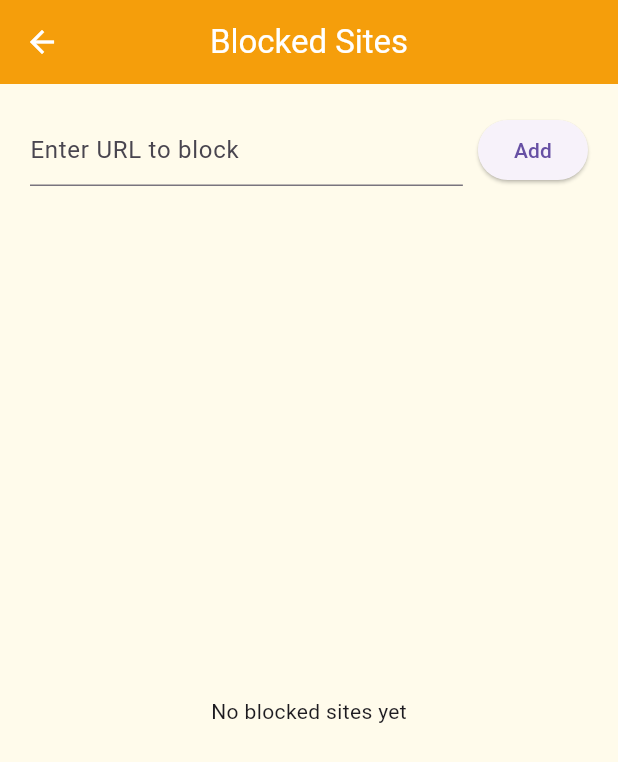
After one commit to Mariem-9/TrackKids, a Flutter app: the BlockedSitesPage screen opened by its route, on a phone screen of 412 x 824 dp. The commit adds this screen. Shown: the top 762 px of the screen. Run offline on Flutter 3.47's test engine with Material 3 defaults, Android fonts, the phone set to English and light mode, and no system bars; our stand-ins replace cloud_firestore, firebase_auth, firebase_core, geolocator, google_maps_flutter, permission_handler and 1 more; missing offline and left inert: device_apps, flutter_background_service, flutter_background_service_android, flutter_ringtone_player; accounts and stored records are empty.

Commit message:
blocage des url webview

```diff
--- /dev/null
+++ b/trackkids/lib/features/parent/blocked_site/blocked_sites_page.dart
@@ -0,0 +1,104 @@
+import 'package:flutter/material.dart';
+import 'package:cloud_firestore/cloud_firestore.dart';
+import '../../../core/constants/app_colors.dart';
+
+class BlockedSitesPage extends StatefulWidget {
+  final String childId;
+
+  const BlockedSitesPage({super.key, required this.childId});
+
+  @override
+  State<BlockedSitesPage> createState() => _BlockedSitesPageState();
+}
+
+class _BlockedSitesPageState extends State<BlockedSitesPage> {
+  final TextEditingController _urlController = TextEditingController();
+  final FirebaseFirestore _firestore = FirebaseFirestore.instance;
+
+  @override
+  Widget build(BuildContext context) {
+    final palette = Theme.of(context).extension<ProjectColors>()!;
+
+    return Scaffold(
+      backgroundColor: palette.background,
+      appBar: AppBar(
+        title: const Text("Blocked Sites"),
+        backgroundColor: palette.primary,
+        foregroundColor: Colors.white,
+        centerTitle: true,
+      ),
+      body: Padding(
+        padding: const EdgeInsets.all(20.0),
+        child: Column(
+          children: [
+            Row(
+              children: [
+                Expanded(
+                  child: TextField(
+                    controller: _urlController,
+                    decoration: const InputDecoration(
+                      hintText: "Enter URL to block",
+                    ),
+                  ),
+                ),
+                const SizedBox(width: 10),
+                ElevatedButton(
+                  onPressed: _addBlockedSite,
+                  child: const Text("Add"),
+                ),
+              ],
+            ),
+            const SizedBox(height: 20),
+            Expanded(
+              child: StreamBuilder<DocumentSnapshot>(
+                stream: _firestore.collection('children').doc(widget.childId).snapshots(),
+                builder: (context, snapshot) {
+                  if (!snapshot.hasData || snapshot.data!.data() == null) {
+                    return const Center(child: Text("No blocked sites yet"));
+                  }
+                  final data = snapshot.data!.data() as Map<String, dynamic>;
+                  final List blockedSites = data['blockedSites'] ?? [];
+
+                  return ListView.builder(
+                    itemCount: blockedSites.length,
+                    itemBuilder: (context, index) {
+                      final site = blockedSites[index];
+                      return ListTile(
+                        title: Text(site),
+                        trailing: IconButton(
+                          icon: const Icon(Icons.delete, color: Colors.red),
+                          onPressed: () => _removeBlockedSite(site),
+                        ),
+                      );
+                    },
+                  );
+                },
+              ),
+            ),
+          ],
+        ),
+      ),
+    );
+  }
+
+  Future<void> _addBlockedSite() async {
+    final url = _urlController.text.trim();
+    if (url.isEmpty) return;
+
+    final docRef = _firestore.collection('children').doc(widget.childId);
+
+    await docRef.set({
+      'blockedSites': FieldValue.arrayUnion([url])
+    }, SetOptions(merge: true));
+
+    _urlController.clear();
+  }
+
+  Future<void> _removeBlockedSite(String url) async {
+    final docRef = _firestore.collection('children').doc(widget.childId);
+
+    await docRef.update({
+      'blockedSites': FieldValue.arrayRemove([url])
+    });
+  }
+}
--- a/trackkids/lib/routes/app_routes.dart
+++ b/trackkids/lib/routes/app_routes.dart
@@ -7,6 +7,8 @@ import '../features/parent/location/child_location_page.dart';
 import '../features/parent/anti_theft/anti_theft_page.dart';
 import '../features/parent/rapport/ReportsSelectionPage.dart';
 import '../features/parent/rapport/LocationLogPage.dart';
+import '../features/parent/blocked_site/blocked_sites_page.dart';
+import '../features/parent/rapport/activity_report_page.dart';
 
 
 class AppRoutes {
@@ -18,6 +20,8 @@ class AppRoutes {
   static const String antiTheft = '/antiTheft';
   static const String reportsMenu = '/reportsMenu';
   static const String locationLogs = '/locationLogs';
+
+  static const String blockedSites = '/blockedSites';
 
 
 
@@ -48,6 +52,11 @@ class AppRoutes {
           builder: (_) => LocationLogPage(childId:'testChild001'),
         );
 
+      case blockedSites:
+        return MaterialPageRoute(
+          builder: (_) => BlockedSitesPage(childId: 'testChild001'),
+        );
+
       default:
         return MaterialPageRoute(builder: (_) => const ChildPairingPage());
     }
--- /dev/null
+++ b/trackkids/lib/services/activity_logger.dart
@@ -0,0 +1,48 @@
+import 'package:cloud_firestore/cloud_firestore.dart';
+
+class ActivityLogger {
+  static Future<void> log({
+    required String childId,
+    required String url,
+    required String action, // "blocked" | "allowed"
+  }) async {
+    try {
+      await FirebaseFirestore.instance
+          .collection('activityLogs') // collection globale
+          .add({
+        'childId': childId,
+        'url': url,
+        'action': action,
+        'timestamp': Timestamp.now(),
+      });
+    } catch (e) {
+      print('Activity log error: $e');
+    }
+  }
+}
+
+
+
+/*import 'package:cloud_firestore/cloud_firestore.dart';
+
+class ActivityLogger {
+  static Future<void> log({
+    required String childId,
+    required String url,
+    required String action, // "blocked" | "allowed"
+  }) async {
+    try {
+      await FirebaseFirestore.instance
+          .collection('activityLogs')
+          .add({
+        'childId': childId,
+        'url': url,
+        'action': action,
+        'timestamp': Timestamp.now(),
+      });
+    } catch (e) {
+      // Log silencieux (ne pas bloquer l'app enfant)
+      print('Activity log error: $e');
+    }
+  }
+}*/
--- a/trackkids/pubspec.yaml
+++ b/trackkids/pubspec.yaml
@@ -46,6 +46,8 @@ dependencies:
 #  android_intent_plus: ^3.0.3
   flutter_ringtone_player: ^4.0.0+4
   intl: ^0.20.2
+  webview_flutter: ^4.1.1
+
 
 #  device_apps: ^2.2.0  # To list and check installed apps on the device
 #  flutter_foreground_task: ^3.10.0  # To run a task in the background (foreground service)
```
Also changed, not shown: trackkids/lib/features/child/browser/safe_browse_page.dart (added, +247 -0 lines), trackkids/lib/features/child/pairing/child_pairing_page.dart (+9 -0 lines), trackkids/lib/features/parent/dashboard/parent_dashboard_page.dart (+14 -0 lines), trackkids/lib/features/parent/rapport/ReportsSelectionPage.dart (+17 -0 lines), trackkids/lib/features/parent/rapport/activity_report_page.dart (added, +126 -0 lines), trackkids/pubspec.lock, 2 other files.
